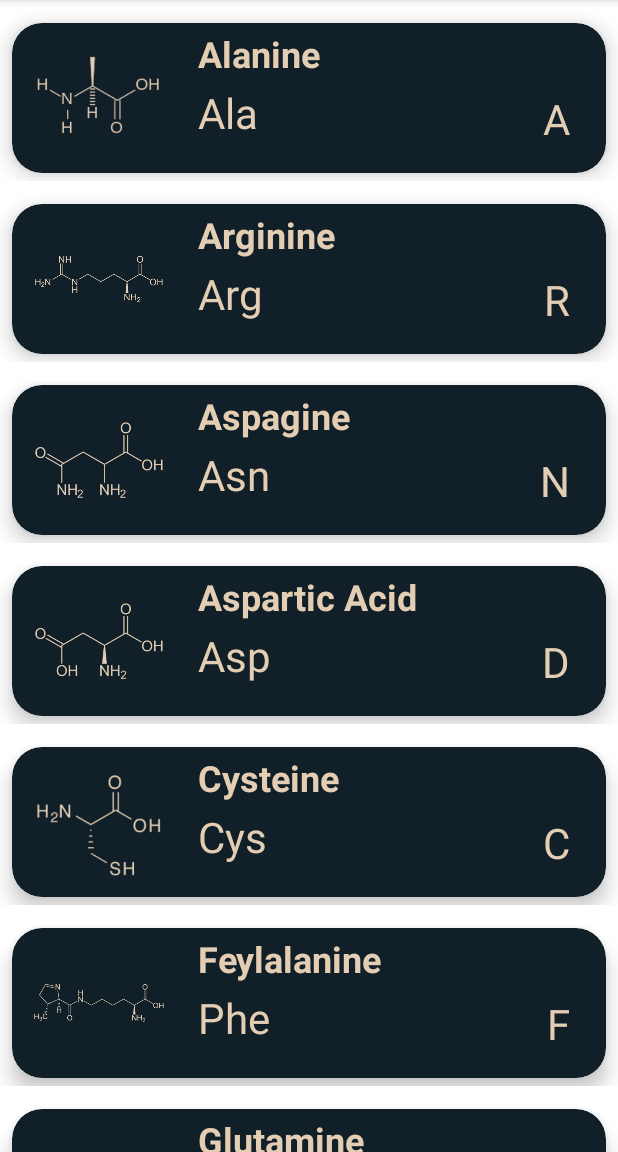
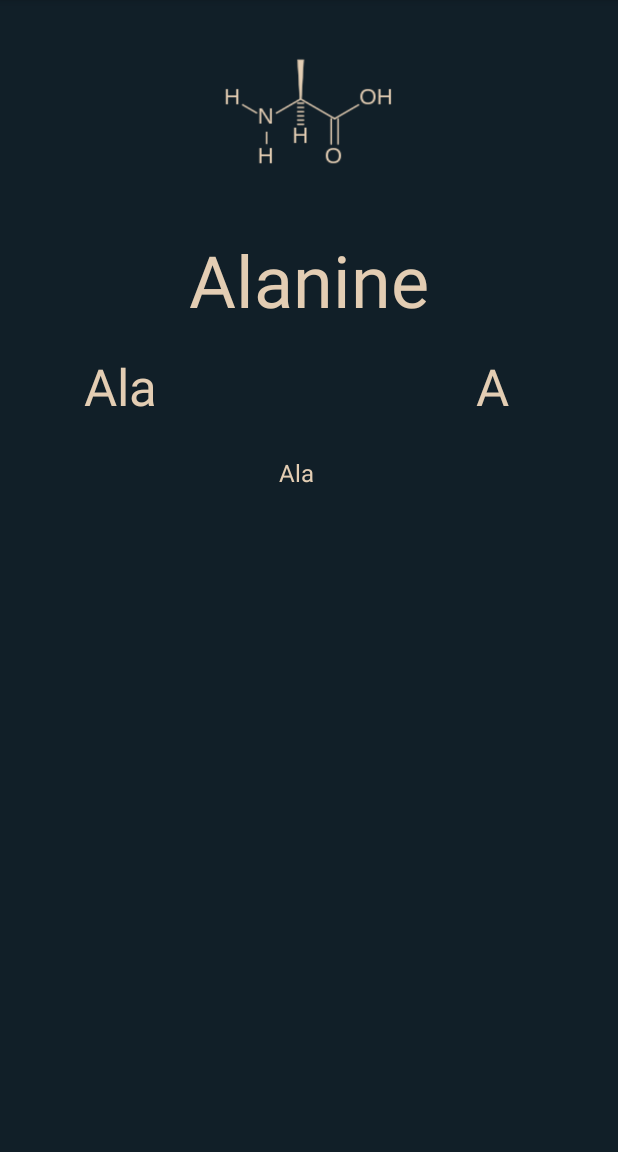
Before and after one commit to jey-ou/testAppAppLab, an Android app: the Aminozuren screen opened directly, with no data from a screen before it, after a tap on "Alanine", on a phone screen of 412 x 824 dp, the part 84-1236 px from its top. Run offline under Robolectric (Android 15) with nearby library versions, the phone set to English and light mode, and no system bars.

Commit message:
Eerste verbeteringen

```diff
--- a/app/src/main/AndroidManifest.xml
+++ b/app/src/main/AndroidManifest.xml
@@ -11,6 +11,9 @@
         android:supportsRtl="true"
         android:theme="@style/Theme.TestAppAppLab"
         tools:targetApi="31">
+        <activity
+            android:name=".Voorbeelden.Aminozuren2Activity"
+            android:exported="false" />
         <activity
             android:name=".Voorbeelden.Aminozuren"
             android:exported="false" />
--- a/app/src/main/java/com/example/testapp_applab/Voorbeelden/Aminozuren.java
+++ b/app/src/main/java/com/example/testapp_applab/Voorbeelden/Aminozuren.java
@@ -4,6 +4,7 @@ import androidx.appcompat.app.AppCompatActivity;
 import androidx.recyclerview.widget.LinearLayoutManager;
 import androidx.recyclerview.widget.RecyclerView;
 
+import android.content.Intent;
 import android.os.Bundle;
 
 import com.example.testapp_applab.R;
@@ -42,17 +43,28 @@ public class Aminozuren extends AppCompatActivity implements RecyclerViewInterfa
         String[] aminoAcidNames = getResources().getStringArray(R.array.amino_acids_full_text);
         String[] aminoAcidAbreviations = getResources().getStringArray(R.array.amino_acids_one_letter_txt);
         String[] aminoAcidAbreviationSmall = getResources().getStringArray(R.array.amino_acids_three_letter_txt);
+        String[] aminoAcidDecription = getResources().getStringArray(R.array.amino_acids_description_txt);
 
         for(int i = 0; i<aminoAcidNames.length; i++){
             aminoAcidModels.add(new AminoAcidModel(aminoAcidNames[i],
                     aminoAcidAbreviations[i],
                     aminoAcidAbreviationSmall[i],
-                    aminoAcidImages[i]) );
+                    aminoAcidDecription[i],
+                    aminoAcidImages[i])) ;
+
         }
     }
 
     @Override
     public void onItemClick(int position) {
+        Intent intent = new Intent(Aminozuren.this, Aminozuren2Activity.class);
+        intent.putExtra("NAME", aminoAcidModels.get(position).getAminoAcidName());
+        intent.putExtra("ABBR_BIG", aminoAcidModels.get(position).getAminoAcidAbbreviation());
+        intent.putExtra( "ABBR_SMALL", aminoAcidModels.get(position).getAminoAcidAbreviationSmall());
+        intent.putExtra("DESCRIPTION", aminoAcidModels.get(position).getAminoAcidDecription());
+        intent.putExtra("IMAGE", aminoAcidModels.get(position).getImage());
+
+        startActivity(intent);
 
     }
 }
--- /dev/null
+++ b/app/src/main/java/com/example/testapp_applab/Voorbeelden/Aminozuren2Activity.java
@@ -0,0 +1,36 @@
+package com.example.testapp_applab.Voorbeelden;
+
+import androidx.appcompat.app.AppCompatActivity;
+
+import android.os.Bundle;
+import android.widget.ImageView;
+import android.widget.TextView;
+
+import com.example.testapp_applab.R;
+
+public class Aminozuren2Activity extends AppCompatActivity {
+
+    @Override
+    protected void onCreate(Bundle savedInstanceState) {
+        super.onCreate(savedInstanceState);
+        setContentView(R.layout.activity_aminozuren2);
+
+        String name = getIntent().getStringExtra("NAME");
+        String abbrBig = getIntent().getStringExtra("ABBR_BIG");
+        String abbrSmall = getIntent().getStringExtra( "ABBR_SMALL");
+        String description = getIntent().getStringExtra("DESCRIPTION");
+        int image = getIntent().getIntExtra("IMAGE", 0);
+
+        TextView nameTextView = findViewById(R.id.AATitle);
+        TextView AA3LetterTextView = findViewById(R.id.AA_Tile_3_Letters);
+        TextView AA1LetterTextView = findViewById(R.id.AA_Title_1_Letter);
+        TextView descriptionTextView = findViewById(R.id.AA_Description);
+        ImageView AA_Image = findViewById(R.id.AA_Image);
+
+        nameTextView.setText(name);
+        AA3LetterTextView.setText(abbrBig);
+        AA1LetterTextView.setText(abbrSmall);
+        descriptionTextView.setText(description);
+        AA_Image.setImageResource((image));
+    }
+}
--- a/app/src/main/java/com/example/testapp_applab/model/AminoAcidModel.java
+++ b/app/src/main/java/com/example/testapp_applab/model/AminoAcidModel.java
@@ -5,12 +5,14 @@ public class AminoAcidModel {
     String aminoAcidName;
     String aminoAcidAbbreviation;
     String aminoAcidAbreviationSmall;
+    String aminoAcidDecription;
     int image;
 
-    public AminoAcidModel(String aminoAcidName, String aminoAcidAbbreviation, String aminoAcidAbreviationSmall, int image) {
+    public AminoAcidModel(String aminoAcidName, String aminoAcidAbbreviation, String aminoAcidAbreviationSmall, String aminoAcidDesciption, int image) {
         this.aminoAcidName = aminoAcidName;
         this.aminoAcidAbbreviation = aminoAcidAbbreviation;
         this.aminoAcidAbreviationSmall = aminoAcidAbreviationSmall;
+        this.aminoAcidDecription = aminoAcidDesciption;
         this.image = image;
     }
 
@@ -30,6 +32,10 @@ public class AminoAcidModel {
         return image;
     }
 
+    public String getAminoAcidDecription() {
+        return aminoAcidDecription;
+    }
+
     public AminoAcidModel() {
     }
 
--- /dev/null
+++ b/app/src/main/res/layout/activity_aminozuren2.xml
@@ -0,0 +1,75 @@
+<?xml version="1.0" encoding="utf-8"?>
+<androidx.constraintlayout.widget.ConstraintLayout xmlns:android="http://schemas.android.com/apk/res/android"
+    xmlns:app="http://schemas.android.com/apk/res-auto"
+    xmlns:tools="http://schemas.android.com/tools"
+    android:id="@+id/AA_Title"
+    android:layout_width="match_parent"
+    android:layout_height="match_parent"
+    android:background= "@color/blueBlack"
+    tools:context=".Voorbeelden.Aminozuren2Activity">
+
+    <TextView
+        android:id="@+id/AATitle"
+        android:layout_width="wrap_content"
+        android:layout_height="wrap_content"
+        android:layout_marginTop="16dp"
+        android:text="TextView"
+        android:textColor="@color/tanAccent"
+        android:textSize="48sp"
+        app:layout_constraintEnd_toEndOf="parent"
+        app:layout_constraintStart_toStartOf="parent"
+        app:layout_constraintTop_toBottomOf="@+id/AA_Image" />
+
+    <TextView
+        android:id="@+id/AA_Tile_3_Letters"
+        android:layout_width="wrap_content"
+        android:layout_height="wrap_content"
+        android:layout_marginTop="16dp"
+        android:layout_marginEnd="16dp"
+        android:text="TextView"
+        android:textColor="@color/tanAccent"
+        android:textSize="34sp"
+        app:layout_constraintEnd_toEndOf="parent"
+        app:layout_constraintHorizontal_bias="0.848"
+        app:layout_constraintStart_toStartOf="parent"
+        app:layout_constraintTop_toBottomOf="@+id/AATitle" />
+
+    <TextView
+        android:id="@+id/AA_Title_1_Letter"
+        android:layout_width="wrap_content"
+        android:layout_height="wrap_content"
+        android:layout_marginStart="16dp"
+        android:layout_marginTop="16dp"
+        android:text="TextView"
+        android:textColor="@color/tanAccent"
+        android:textSize="34sp"
+        app:layout_constraintEnd_toEndOf="parent"
+        app:layout_constraintEnd_toStartOf="@+id/AA_Tile_3_Letters"
+        app:layout_constraintHorizontal_bias="0.158"
+        app:layout_constraintStart_toStartOf="parent"
+        app:layout_constraintTop_toBottomOf="@+id/AATitle" />
+
+    <TextView
+        android:id="@+id/AA_Description"
+        android:layout_width="wrap_content"
+        android:layout_height="wrap_content"
+        android:layout_marginTop="24dp"
+        android:text="TextView"
+        android:textColor="@color/tanAccent"
+        android:textSize="16sp"
+        app:layout_constraintEnd_toEndOf="@+id/AA_Tile_3_Letters"
+        app:layout_constraintStart_toStartOf="@+id/AA_Title_1_Letter"
+        app:layout_constraintTop_toBottomOf="@+id/AA_Title_1_Letter" />
+
+    <ImageView
+        android:id="@+id/AA_Image"
+        android:layout_width="0dp"
+        android:layout_height="wrap_content"
+        android:layout_marginTop="16dp"
+        app:layout_constraintDimensionRatio="w,1:1"
+        app:layout_constraintEnd_toEndOf="parent"
+        app:layout_constraintStart_toStartOf="parent"
+        app:layout_constraintTop_toTopOf="parent"
+        app:srcCompat="@drawable/ic_alanine"
+        app:tint="@color/tanAccent" />
+</androidx.constraintlayout.widget.ConstraintLayout>
--- a/app/src/main/res/values/strings.xml
+++ b/app/src/main/res/values/strings.xml
@@ -89,5 +89,29 @@
         <item>Y</item>
         <item>V</item>
     </string-array>
+    <string-array name="amino_acids_description_txt">
+        <item>Ala</item>
+        <item>Arg</item>
+        <item>Asn</item>
+        <item>Asp</item>
+        <item>Cys</item>
+        <item>Phe</item>
+        <item>Gln</item>
+        <item>Glu</item>
+        <item>Gly</item>
+        <item>His</item>
+        <item>Ile</item>
+        <item>Leu</item>
+        <item>Lys</item>
+        <item>Met</item>
+        <item>Pro</item>
+        <item>Pyl</item>
+        <item>Sec</item>
+        <item>Ser</item>
+        <item>Thr</item>
+        <item>Trp</item>
+        <item>Tyr</item>
+        <item>Val</item>
+    </string-array>
 
 </resources>
```
